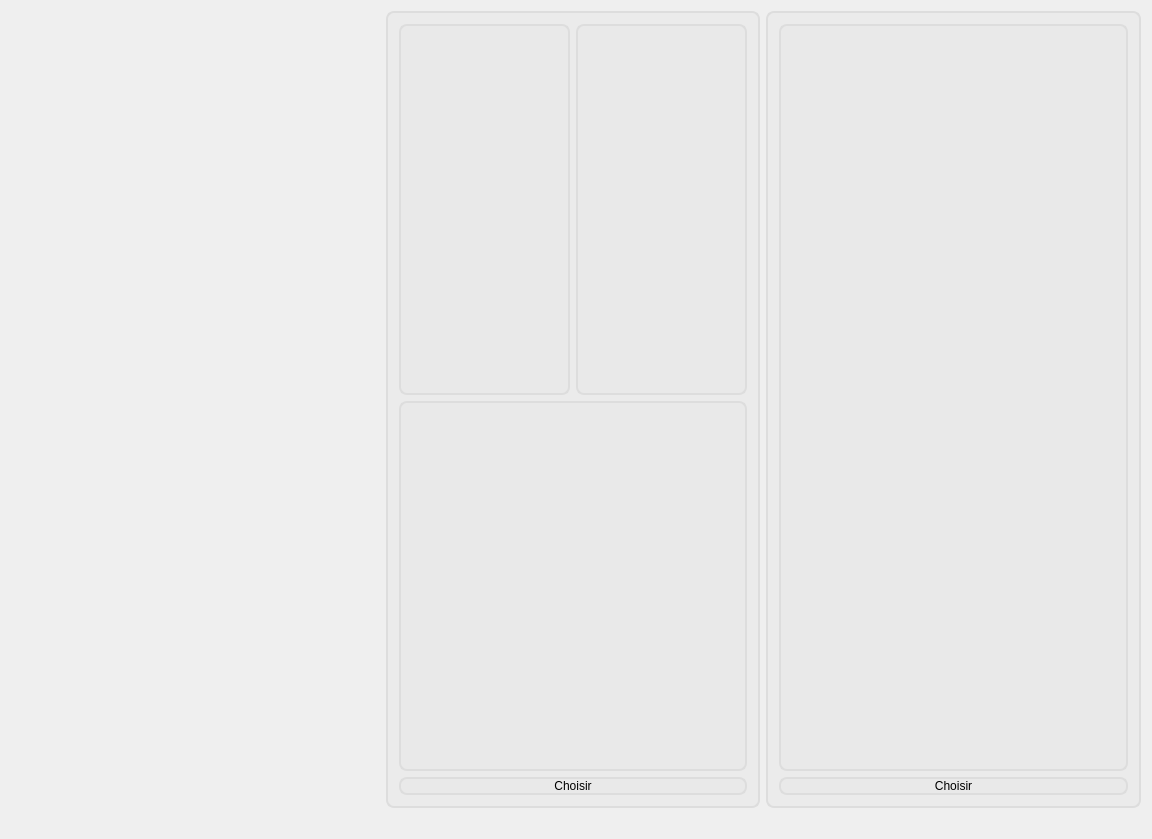
monsif/Image-processing, file PhotoBooth/photoprintformat.ui: the form before one commit.
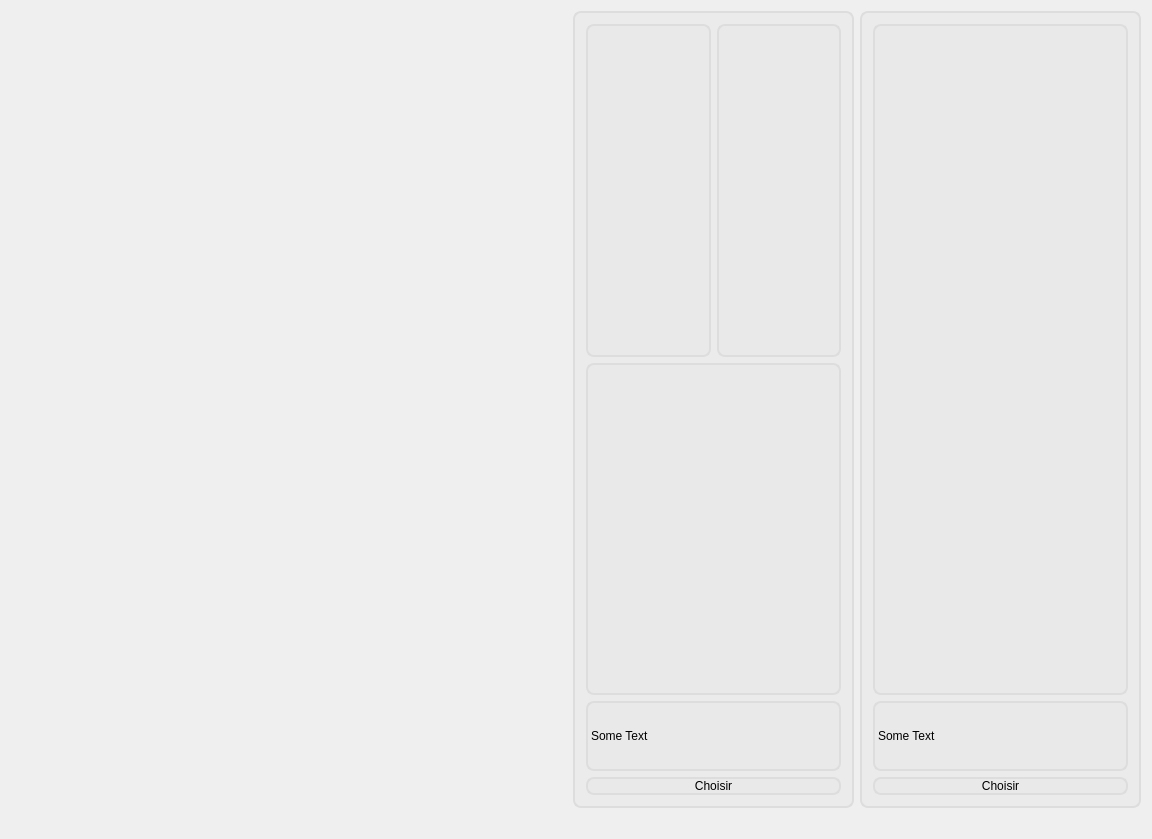
The form after the commit. Icons and pictures are not drawn.

```diff
--- a/PhotoBooth/photoprintformat.ui
+++ b/PhotoBooth/photoprintformat.ui
@@ -14,6 +14,19 @@
    <string>PhotoPrintFormat</string>
   </property>
   <layout class="QHBoxLayout" name="horizontalLayout">
+   <item>
+    <spacer name="horizontalSpacer_4">
+     <property name="orientation">
+      <enum>Qt::Horizontal</enum>
+     </property>
+     <property name="sizeHint" stdset="0">
+      <size>
+       <width>40</width>
+       <height>20</height>
+      </size>
+     </property>
+    </spacer>
+   </item>
    <item>
     <layout class="QVBoxLayout" name="verticalLayout_2">
      <item>
@@ -98,7 +111,22 @@
           <property name="frameShadow">
            <enum>QFrame::Raised</enum>
           </property>
-          <zorder>frame_3</zorder>
+         </widget>
+        </item>
+        <item>
+         <widget class="QLabel" name="label">
+          <property name="maximumSize">
+           <size>
+            <width>16777215</width>
+            <height>70</height>
+           </size>
+          </property>
+          <property name="styleSheet">
+           <string notr="true"/>
+          </property>
+          <property name="text">
+           <string>Some Text</string>
+          </property>
          </widget>
         </item>
         <item>
@@ -159,6 +187,22 @@
           </property>
          </widget>
         </item>
+        <item>
+         <widget class="QLabel" name="label_2">
+          <property name="maximumSize">
+           <size>
+            <width>16777215</width>
+            <height>70</height>
+           </size>
+          </property>
+          <property name="styleSheet">
+           <string notr="true"/>
+          </property>
+          <property name="text">
+           <string>Some Text</string>
+          </property>
+         </widget>
+        </item>
         <item>
          <widget class="QPushButton" name="single">
           <property name="text">
```
Left out of the diff: 21 changed lines with no effect on the pictures.
